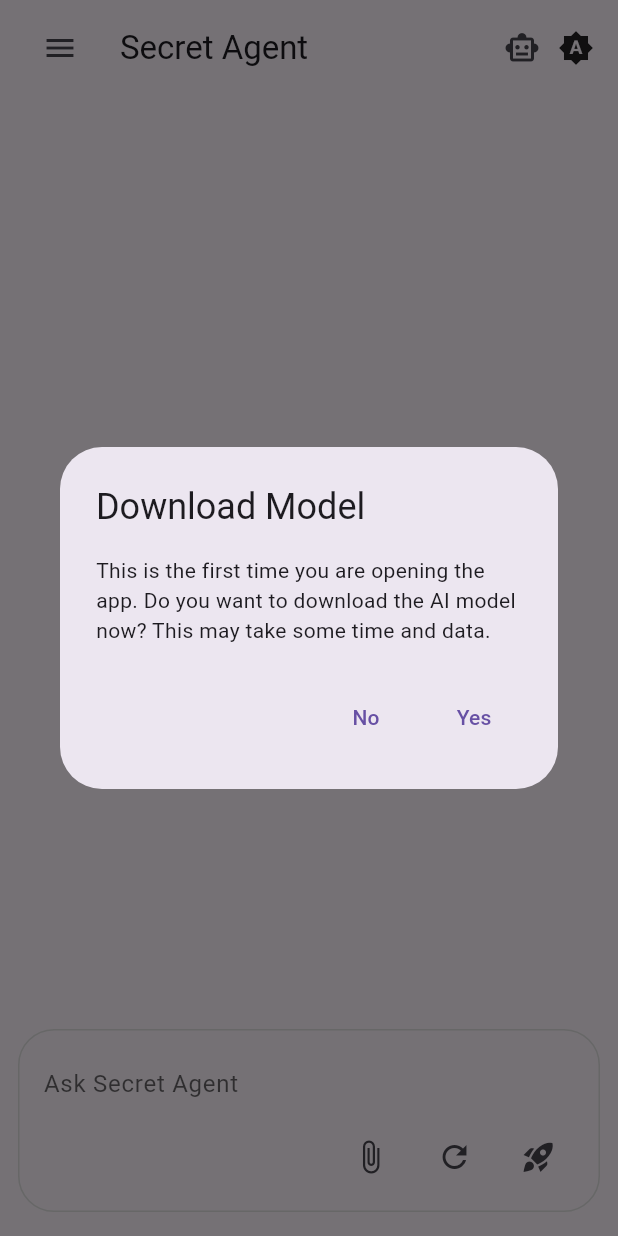
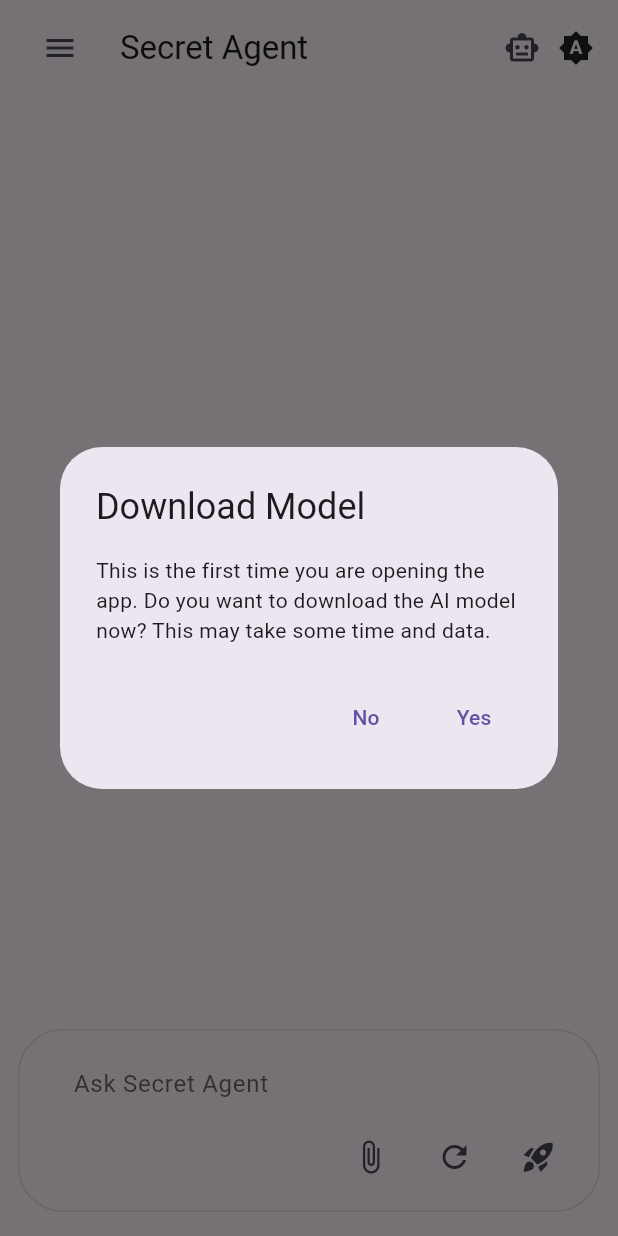
Before and after one commit to tianhaoz95/moollama, a Flutter app: the screen it shows after launch, on a phone screen of 412 x 824 dp. Run offline on Flutter 3.47's test engine with Material 3 defaults, Android fonts, the phone set to English and light mode, and no system bars; our stand-ins replace blur, card_loading, dio, flutter_tts, image_picker, multi_select_flutter and 5 more; missing offline and left inert: cactus, feedback, flutter_email_sender, html2md, restart_app, sanitize_html and 2 more; accounts and stored records are empty.

Commit message:
feat: Enhance user text input style
Closes #175

```diff
--- a/lib/home_page.dart
+++ b/lib/home_page.dart
@@ -1088,8 +1088,7 @@ class _SecretAgentHomeState extends State<SecretAgentHome> {
                   ),
                   child: Container(
                     decoration: BoxDecoration(
-                      color: Theme.of(context).cardColor,
-                      borderRadius: BorderRadius.circular(24),
+                      borderRadius: BorderRadius.circular(30.0),
                       border: Border.all(
                         color: Theme.of(context).brightness == Brightness.dark
                             ? Colors.grey[800]!
@@ -1119,9 +1118,11 @@ class _SecretAgentHomeState extends State<SecretAgentHome> {
                                     color: Theme.of(context).hintColor,
                                   ),
                                   border: InputBorder.none,
+                                  filled: true,
+                                  fillColor: Theme.of(context).cardColor,
                                   contentPadding: const EdgeInsets.symmetric(
-                                    vertical: 8,
-                                    horizontal: 0,
+                                    vertical: 12,
+                                    horizontal: 16,
                                   ),
                                 ),
                                 style: TextStyle(
```
